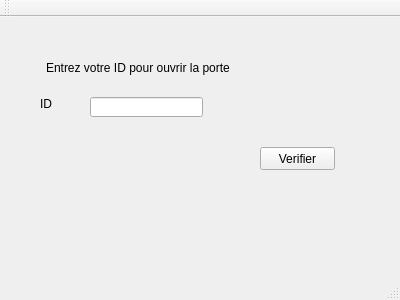
Before: the Qt Designer form ArduinoAzerRania/mainwindow.ui in RaouaAmami/Smart_Aid_Association_2A13, drawn with Qt 5.
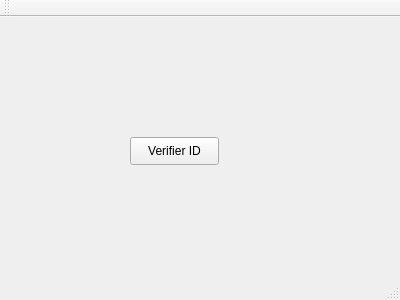
After: the same form once the commit is applied.

Diff of the .ui file:
```diff
--- a/ArduinoAzerRania/mainwindow.ui
+++ b/ArduinoAzerRania/mainwindow.ui
@@ -17,8 +17,8 @@
    <widget class="QLabel" name="label_3">
     <property name="geometry">
      <rect>
-      <x>56</x>
-      <y>170</y>
+      <x>90</x>
+      <y>160</y>
       <width>171</width>
       <height>31</height>
      </rect>
@@ -27,53 +27,17 @@
      <string/>
     </property>
    </widget>
-   <widget class="QLabel" name="label">
-    <property name="geometry">
-     <rect>
-      <x>40</x>
-      <y>80</y>
-      <width>47</width>
-      <height>14</height>
-     </rect>
-    </property>
-    <property name="text">
-     <string>ID</string>
-    </property>
-   </widget>
    <widget class="QPushButton" name="pushButton">
     <property name="geometry">
      <rect>
-      <x>260</x>
-      <y>130</y>
-      <width>75</width>
-      <height>23</height>
+      <x>130</x>
+      <y>120</y>
+      <width>89</width>
+      <height>28</height>
      </rect>
     </property>
     <property name="text">
-     <string>Verifier</string>
-    </property>
-   </widget>
-   <widget class="QLineEdit" name="lineEdit">
-    <property name="geometry">
-     <rect>
-      <x>90</x>
-      <y>80</y>
-      <width>113</width>
-      <height>20</height>
-     </rect>
-    </property>
-   </widget>
-   <widget class="QLabel" name="label_2">
-    <property name="geometry">
-     <rect>
-      <x>46</x>
-      <y>30</y>
-      <width>201</width>
-      <height>41</height>
-     </rect>
-    </property>
-    <property name="text">
-     <string>Entrez votre ID pour ouvrir la porte</string>
+     <string>Verifier ID</string>
     </property>
    </widget>
   </widget>
```
